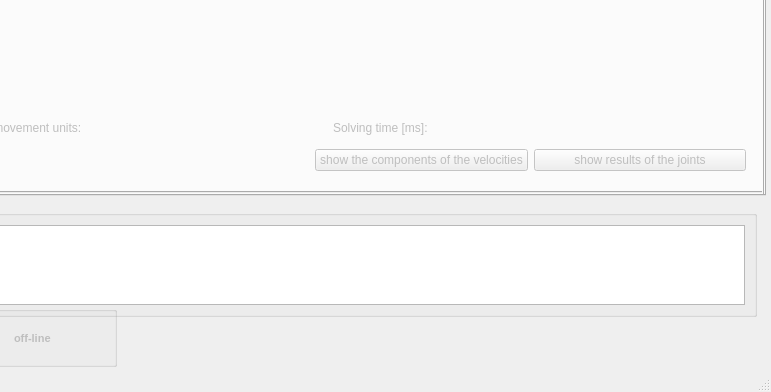
Above: ui/main_window.ui from zohannn/motion_manager before the change; both pictures show x 494 to 1265 and y 403 to 795 of the 1265 by 795 pixel window. Below: the same form after it.
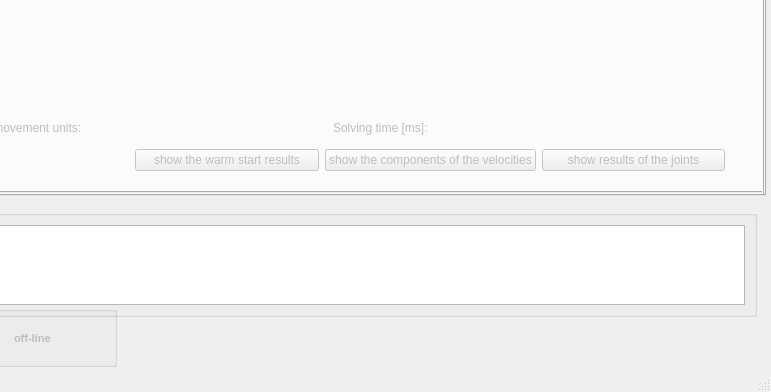
That is the form after the change. The open tabs and pages were chosen to show the change. Icons and pictures are not drawn. Custom widgets are drawn as their Qt base class.

Commit message: warm start results display added

```diff
--- a/ui/main_window.ui
+++ b/ui/main_window.ui
@@ -1231,13 +1231,20 @@
            <widget class="QWidget" name="layoutWidget">
             <property name="geometry">
              <rect>
-              <x>800</x>
+              <x>620</x>
               <y>420</y>
-              <width>431</width>
+              <width>590</width>
               <height>25</height>
              </rect>
             </property>
             <layout class="QHBoxLayout" name="horizontalLayout_17">
+             <item>
+              <widget class="QPushButton" name="pushButton_warm_start_res">
+               <property name="text">
+                <string>show the warm start results</string>
+               </property>
+              </widget>
+             </item>
              <item>
               <widget class="QPushButton" name="pushButton_comp_vel_mov">
                <property name="text">
```
Left out of the diff: 6 changed lines with no effect on the pictures. The commit also changes 5 other files.
